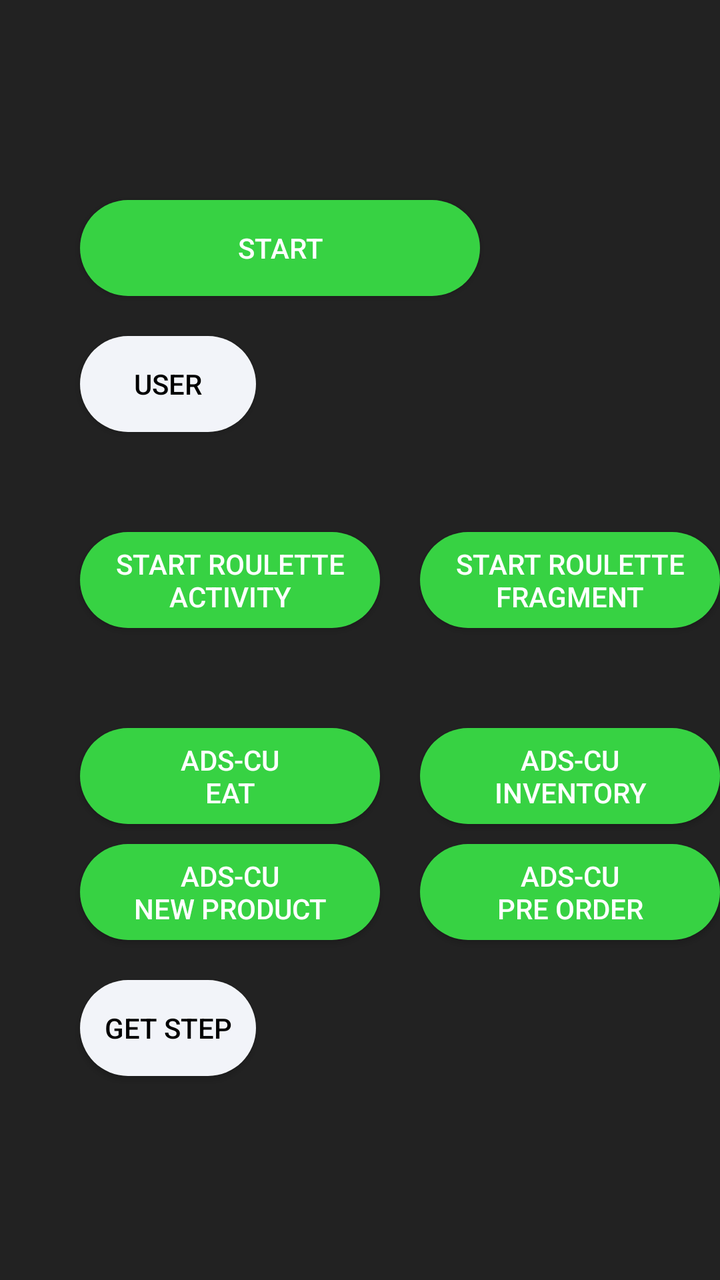
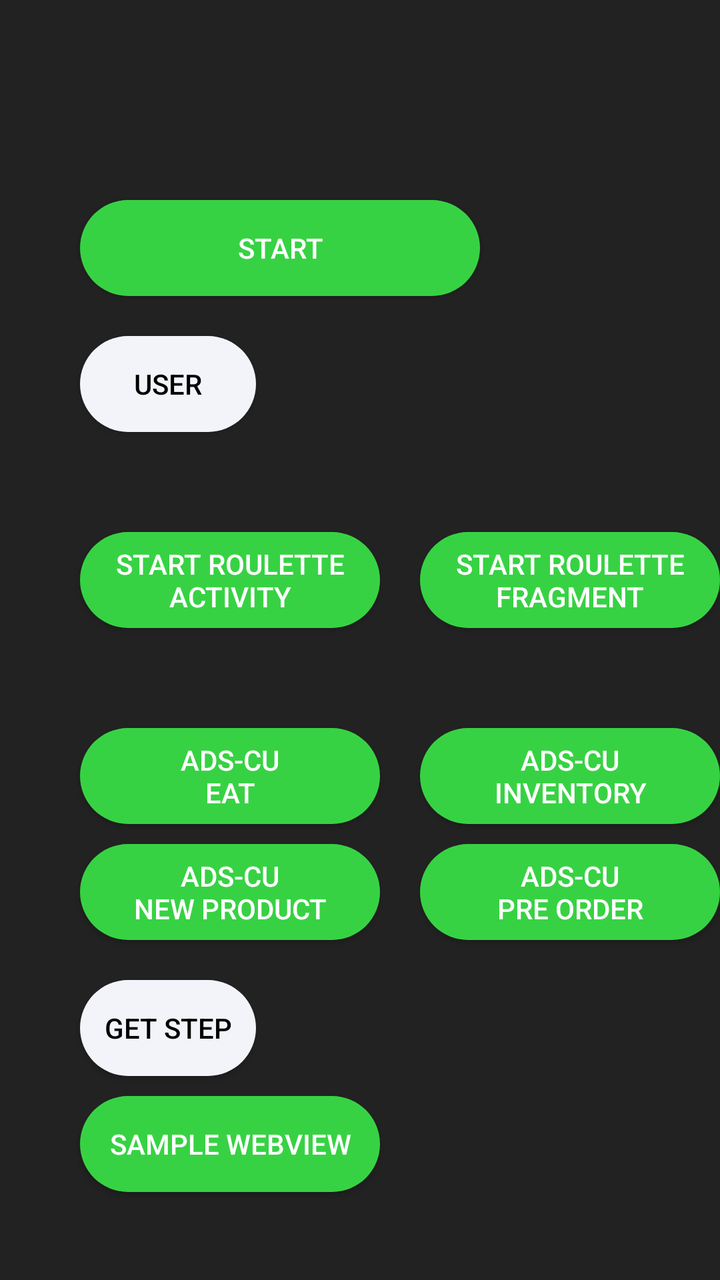

An Android layout rendered at two revisions. The XML below is the earlier revision; the diff shows what the commit changed to produce the second picture.
<!-- AndroidManifest.xml: application theme Theme.SamplePointCU -->
<!-- res/layout/fragment_sample_point4u.xml -->
<?xml version="1.0" encoding="utf-8"?>
<androidx.constraintlayout.widget.ConstraintLayout xmlns:android="http://schemas.android.com/apk/res/android"
    xmlns:app="http://schemas.android.com/apk/res-auto"
    android:layout_width="match_parent"
    android:layout_height="match_parent"
    android:background="#222222">

    <androidx.appcompat.widget.AppCompatButton
        android:id="@+id/btn_start"
        android:layout_width="200dp"
        android:layout_height="wrap_content"
        android:layout_marginStart="40dp"
        android:layout_marginTop="100dp"
        android:background="@drawable/bg_btn_selector_green"
        android:text="START"
        android:textColor="@android:color/white"
        app:layout_constraintLeft_toLeftOf="parent"
        app:layout_constraintTop_toTopOf="parent" />

    <androidx.appcompat.widget.AppCompatButton
        android:id="@+id/btn_user"
        android:layout_width="wrap_content"
        android:layout_height="wrap_content"
        android:layout_marginTop="20dp"
        android:background="@drawable/bg_white"
        android:text="USER"
        android:textColor="@android:color/black"
        app:layout_constraintLeft_toLeftOf="@id/btn_start"
        app:layout_constraintTop_toBottomOf="@id/btn_start" />

    <androidx.appcompat.widget.AppCompatTextView
        android:id="@+id/tv_user"
        android:layout_width="wrap_content"
        android:layout_height="wrap_content"
        android:layout_marginStart="10dp"
        android:textColor="@android:color/white"
        app:layout_constraintBottom_toBottomOf="@id/btn_user"
        app:layout_constraintLeft_toRightOf="@id/btn_user"
        app:layout_constraintTop_toTopOf="@id/btn_user" />

    <androidx.appcompat.widget.AppCompatButton
        android:id="@+id/btn_start_roulette_act"
        android:layout_width="150dp"
        android:layout_height="wrap_content"
        android:layout_marginTop="50dp"
        android:background="@drawable/bg_btn_selector_green"
        android:text="START ROULETTE ACTIVITY"
        android:textColor="@android:color/white"
        app:layout_constraintLeft_toLeftOf="@id/btn_start"
        app:layout_constraintTop_toBottomOf="@id/btn_user" />

    <androidx.appcompat.widget.AppCompatButton
        android:id="@+id/btn_start_roulette_frag"
        android:layout_width="150dp"
        android:layout_height="wrap_content"
        android:layout_marginStart="20dp"
        android:background="@drawable/bg_btn_selector_green"
        android:text="START ROULETTE FRAGMENT"
        android:textColor="@android:color/white"
        app:layout_constraintBottom_toBottomOf="@id/btn_start_roulette_act"
        app:layout_constraintLeft_toRightOf="@id/btn_start_roulette_act" />

    <androidx.appcompat.widget.AppCompatButton
        android:id="@+id/btn_start_lottery_act"
        android:layout_width="150dp"
        android:layout_height="wrap_content"
        android:layout_marginTop="20dp"
        android:background="@drawable/bg_btn_selector_green"
        android:text="START LOTTERY ACTIVITY"
        android:textColor="@android:color/white"
        android:visibility="gone"
        app:layout_constraintLeft_toLeftOf="@id/btn_start"
        app:layout_constraintTop_toBottomOf="@id/btn_start_roulette_act" />

    <androidx.appcompat.widget.AppCompatButton
        android:id="@+id/btn_start_lottery_frag"
        android:layout_width="150dp"
        android:layout_height="wrap_content"
        android:layout_marginStart="20dp"
        android:background="@drawable/bg_btn_selector_green"
        android:text="START LOTTERY FRAGMENT"
        android:textColor="@android:color/white"
        android:visibility="gone"
        app:layout_constraintBottom_toBottomOf="@id/btn_start_lottery_act"
        app:layout_constraintLeft_toRightOf="@id/btn_start_lottery_act" />

    <androidx.appcompat.widget.AppCompatButton
        android:id="@+id/btn_ad_eat"
        android:layout_width="150dp"
        android:layout_height="wrap_content"
        android:layout_marginTop="50dp"
        android:background="@drawable/bg_btn_selector_green"
        android:text="ADS-CU\nEAT"
        android:textColor="@android:color/white"
        app:layout_constraintLeft_toLeftOf="@id/btn_start"
        app:layout_constraintTop_toBottomOf="@id/btn_start_lottery_act" />

    <androidx.appcompat.widget.AppCompatButton
        android:id="@+id/btn_ad_inventory"
        android:layout_width="150dp"
        android:layout_height="wrap_content"
        android:layout_marginLeft="20dp"
        android:background="@drawable/bg_btn_selector_green"
        android:text="ADS-CU\nINVENTORY"
        android:textColor="@android:color/white"
        app:layout_constraintLeft_toRightOf="@id/btn_ad_eat"
        app:layout_constraintTop_toTopOf="@id/btn_ad_eat" />

    <androidx.appcompat.widget.AppCompatButton
        android:id="@+id/btn_ad_new_product"
        android:layout_width="150dp"
        android:layout_height="wrap_content"
        android:layout_marginTop="10dp"
        android:background="@drawable/bg_btn_selector_green"
        android:text="ADS-CU\nNEW PRODUCT"
        android:textColor="@android:color/white"
        app:layout_constraintLeft_toLeftOf="@id/btn_start"
        app:layout_constraintTop_toBottomOf="@id/btn_ad_eat" />

    <androidx.appcompat.widget.AppCompatButton
        android:id="@+id/btn_ad_pre_order"
        android:layout_width="150dp"
        android:layout_height="wrap_content"
        android:layout_marginLeft="20dp"
        android:background="@drawable/bg_btn_selector_green"
        android:text="ADS-CU\nPRE ORDER"
        android:textColor="@android:color/white"
        app:layout_constraintLeft_toRightOf="@id/btn_ad_new_product"
        app:layout_constraintTop_toTopOf="@id/btn_ad_new_product" />

    <androidx.appcompat.widget.AppCompatButton
        android:id="@+id/btn_step"
        android:layout_width="wrap_content"
        android:layout_height="wrap_content"
        android:layout_marginTop="20dp"
        android:background="@drawable/bg_white"
        android:text="GET STEP"
        android:textColor="@android:color/black"
        app:layout_constraintLeft_toLeftOf="@id/btn_start"
        app:layout_constraintTop_toBottomOf="@id/btn_ad_pre_order" />

    <androidx.appcompat.widget.AppCompatTextView
        android:id="@+id/tv_step"
        android:layout_width="wrap_content"
        android:layout_height="wrap_content"
        android:layout_marginStart="10dp"
        android:textColor="@android:color/white"
        app:layout_constraintBottom_toBottomOf="@id/btn_step"
        app:layout_constraintLeft_toRightOf="@id/btn_step"
        app:layout_constraintTop_toTopOf="@id/btn_step" />
</androidx.constraintlayout.widget.ConstraintLayout>
<!-- resources referenced by this layout -->
<resources>
  <!-- drawable bg_btn_selector_green (drawable) -->
  <?xml version="1.0" encoding="utf-8"?>
  <selector xmlns:android="http://schemas.android.com/apk/res/android">
      
      <item android:state_pressed="true">
          <shape>
              <solid android:color="#35CC41" />
              <corners android:radius="24dp" />
  
          </shape>
      </item>
      
      <item android:state_pressed="false" android:state_selected="false">
          <shape>
              <solid android:color="#37D243" />
              <corners android:radius="24dp" />
          </shape>
      </item>
  </selector>
  <!-- drawable bg_white (drawable) -->
  <?xml version="1.0" encoding="utf-8"?>
  <shape xmlns:android="http://schemas.android.com/apk/res/android"
      android:shape="rectangle">
      <solid android:color="#F2F4F9" />
      <corners android:radius="24dp" />
      <stroke android:color="#666666" />
  </shape>
  <style name="Theme.SamplePointCU" parent="Base.Theme.SamplePointCU" />
  <style name="Base.Theme.SamplePointCU" parent="Theme.Material3.DayNight.NoActionBar">
          
          
      </style>
</resources>

<!-- the commit's change to res/layout/fragment_sample_point4u.xml (unified diff, before → after) -->
@@ -148,4 +148,15 @@
         app:layout_constraintBottom_toBottomOf="@id/btn_step"
         app:layout_constraintLeft_toRightOf="@id/btn_step"
         app:layout_constraintTop_toTopOf="@id/btn_step" />
+
+    <androidx.appcompat.widget.AppCompatButton
+        android:id="@+id/btn_sample_webview"
+        android:layout_width="150dp"
+        android:layout_height="wrap_content"
+        android:layout_marginTop="10dp"
+        android:background="@drawable/bg_btn_selector_green"
+        android:text="SAMPLE WEBVIEW"
+        android:textColor="@android:color/white"
+        app:layout_constraintLeft_toLeftOf="@id/btn_start"
+        app:layout_constraintTop_toBottomOf="@id/btn_step" />
 </androidx.constraintlayout.widget.ConstraintLayout>
